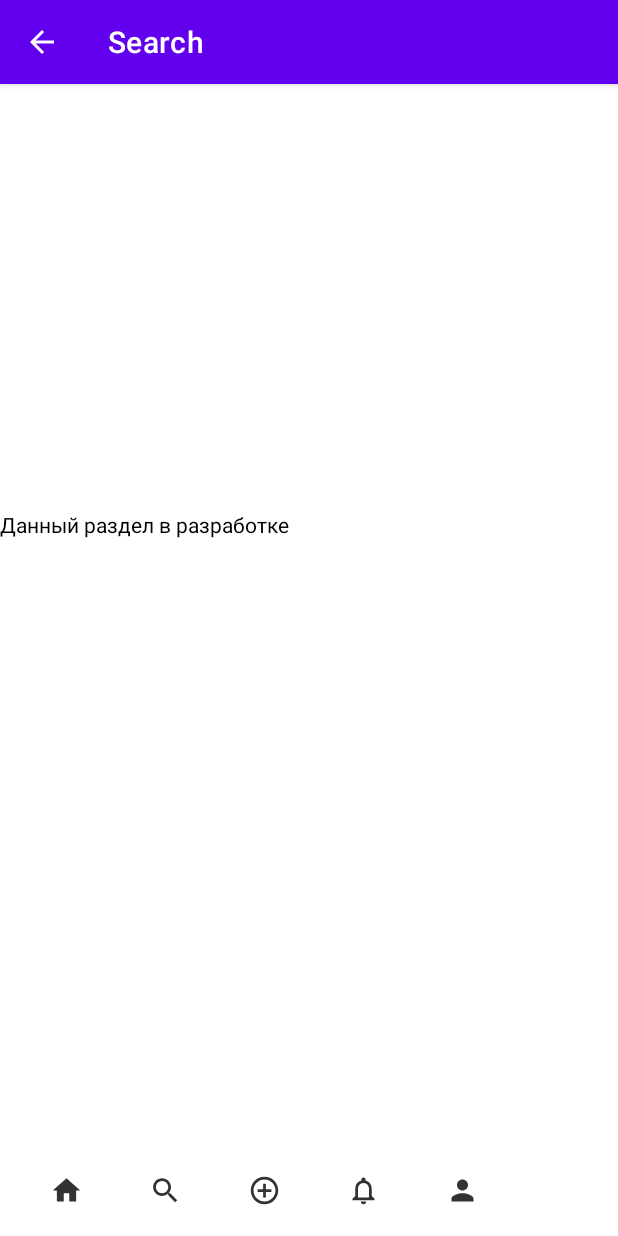
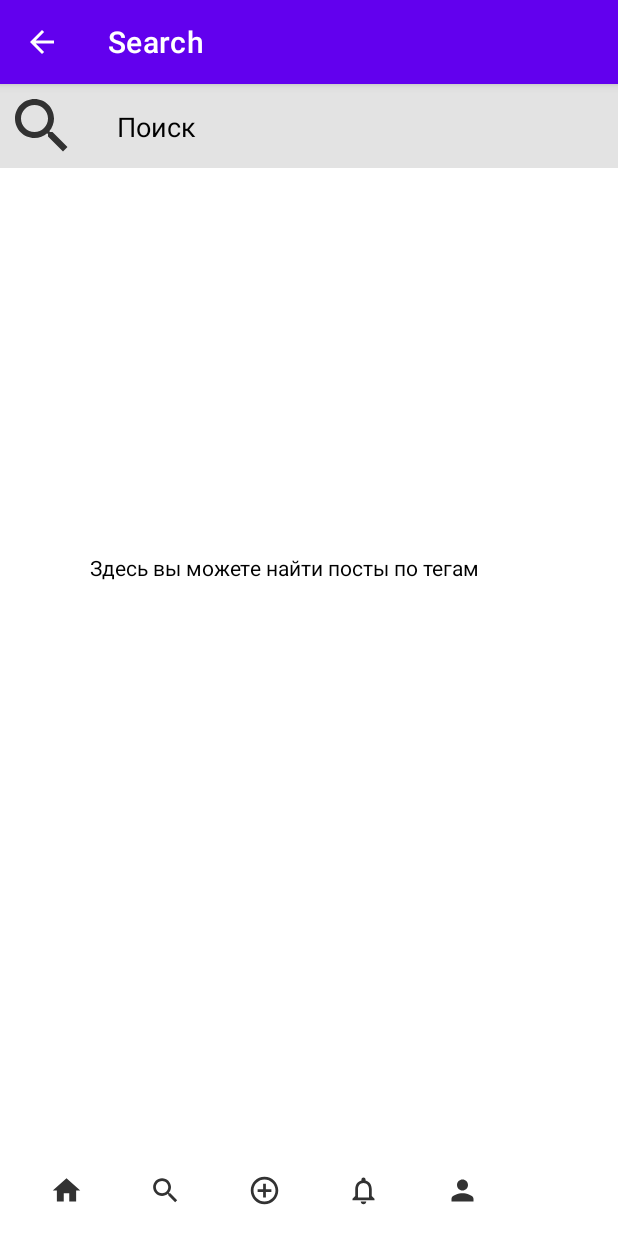
Before and after one commit to Mix200208/Test, an Android app: the Search screen opened directly, with no data from a screen before it, on a phone screen of 412 x 824 dp. Run offline under Robolectric (Android 15) with nearby library versions, the phone set to English and light mode, and no system bars.

Commit message:
SearchActivity

```diff
--- a/app/src/main/java/com/example/test/Search.kt
+++ b/app/src/main/java/com/example/test/Search.kt
@@ -1,7 +1,9 @@
 package com.example.test
 
+import android.content.Intent
 import androidx.appcompat.app.AppCompatActivity
 import android.os.Bundle
+import android.view.View
 
 class Search : AppCompatActivity() {
     override fun onCreate(savedInstanceState: Bundle?) {
@@ -13,4 +15,14 @@ class Search : AppCompatActivity() {
         actionBar.setDisplayHomeAsUpEnabled(true)
 
     }
+
+    fun clickOnSearchButton(view: View) {
+        val intent = Intent(this,Search::class.java)
+        startActivity(intent)
+    }
+
+    fun clickOnHomeButton(view: View) {
+        val intent = Intent(this,MainTestActivity::class.java)
+        startActivity(intent)
+    }
 }
--- a/app/src/main/res/layout/activity_list_post.xml
+++ b/app/src/main/res/layout/activity_list_post.xml
@@ -103,10 +103,11 @@
 
         <ImageButton
 
-            android:onClick="clickOnHomeButton"
+
 
             android:layout_width="22dp"
             android:layout_height="22dp"
+            android:onClick="clickOnHomeButton"
 
             android:layout_marginLeft="44dp"
             android:layout_marginTop="16dp"
--- a/app/src/main/res/layout/activity_search.xml
+++ b/app/src/main/res/layout/activity_search.xml
@@ -8,6 +8,7 @@
 
 
     <LinearLayout
+        android:id="@+id/linearLayout"
         android:layout_width="360dp"
         android:layout_height="57dp"
         android:background="@color/white"
@@ -22,6 +23,7 @@
         <ImageButton
             android:layout_width="22dp"
             android:layout_height="22dp"
+
 
             android:layout_marginLeft="33dp"
             android:layout_marginTop="16dp"
@@ -65,6 +67,7 @@
         <ImageButton
             android:layout_width="22dp"
             android:layout_height="22dp"
+            android:onClick="clickOnHomeButton"
 
             android:layout_marginLeft="44dp"
             android:layout_marginTop="16dp"
@@ -79,11 +82,46 @@
         android:id="@+id/textView"
         android:layout_width="284dp"
         android:layout_height="80dp"
-        android:layout_marginTop="284dp"
-        android:text="Данный раздел в разработке"
+        android:layout_marginStart="60dp"
+        android:layout_marginLeft="60dp"
+        android:layout_marginTop="240dp"
+        android:text="Здесь вы можете найти посты по тегам"
         android:textColor="@color/black"
+        app:layout_constraintBottom_toTopOf="@+id/linearLayout"
+        app:layout_constraintStart_toStartOf="parent"
         app:layout_constraintTop_toTopOf="parent"
+        app:layout_constraintVertical_bias="0.186"
+        tools:ignore="MissingConstraints" />
+
+    <androidx.appcompat.widget.Toolbar
+        android:id="@+id/toolbar"
+        android:layout_width="match_parent"
+        android:layout_height="wrap_content"
+        android:background="@color/fill"
+        android:minHeight="?attr/actionBarSize"
+        android:theme="?attr/actionBarTheme"
+        tools:layout_editor_absoluteX="0dp"
+        tools:layout_editor_absoluteY="7dp"
         tools:ignore="MissingConstraints"
-        tools:layout_editor_absoluteX="76dp" />
+        app:navigationIcon="@drawable/ic_baseline_search_24"/>
+
+
+    <TextView
+        android:id="@+id/tv_title"
+        android:layout_width="96dp"
+        android:layout_height="28dp"
+        android:layout_gravity="center"
+        android:layout_marginTop="16dp"
+        android:text="Поиск"
+        android:textColor="@android:color/black"
+        android:textSize="18sp"
+        app:layout_constraintEnd_toEndOf="@+id/toolbar"
+        app:layout_constraintHorizontal_bias="0.247"
+        app:layout_constraintStart_toStartOf="@+id/toolbar"
+        app:layout_constraintTop_toTopOf="@+id/toolbar"
+        tools:ignore="MissingConstraints" />
+
+
+
 
 </androidx.constraintlayout.widget.ConstraintLayout>
--- a/app/src/main/res/layout/post_item.xml
+++ b/app/src/main/res/layout/post_item.xml
@@ -95,15 +95,15 @@
 
     <ImageView
         android:id="@+id/Comment"
-        android:layout_width="33dp"
-        android:layout_height="20dp"
-        android:layout_marginStart="72dp"
-        android:layout_marginLeft="72dp"
+        android:layout_width="35dp"
+        android:layout_height="23dp"
+        android:layout_marginStart="68dp"
+        android:layout_marginLeft="68dp"
         android:layout_marginTop="204dp"
         app:layout_constraintBottom_toBottomOf="parent"
         app:layout_constraintStart_toStartOf="@+id/back"
         app:layout_constraintTop_toBottomOf="@+id/Nick"
-        app:layout_constraintVertical_bias="0.783"
+        app:layout_constraintVertical_bias="0.825"
         app:srcCompat="@drawable/ic_baseline_chat_bubble_outline_24"
         tools:ignore="MissingConstraints,VectorDrawableCompat" />
 
```
Also changed, not shown: app/src/main/java/com/example/test/MainTestActivity.kt (+1 -0 lines).
